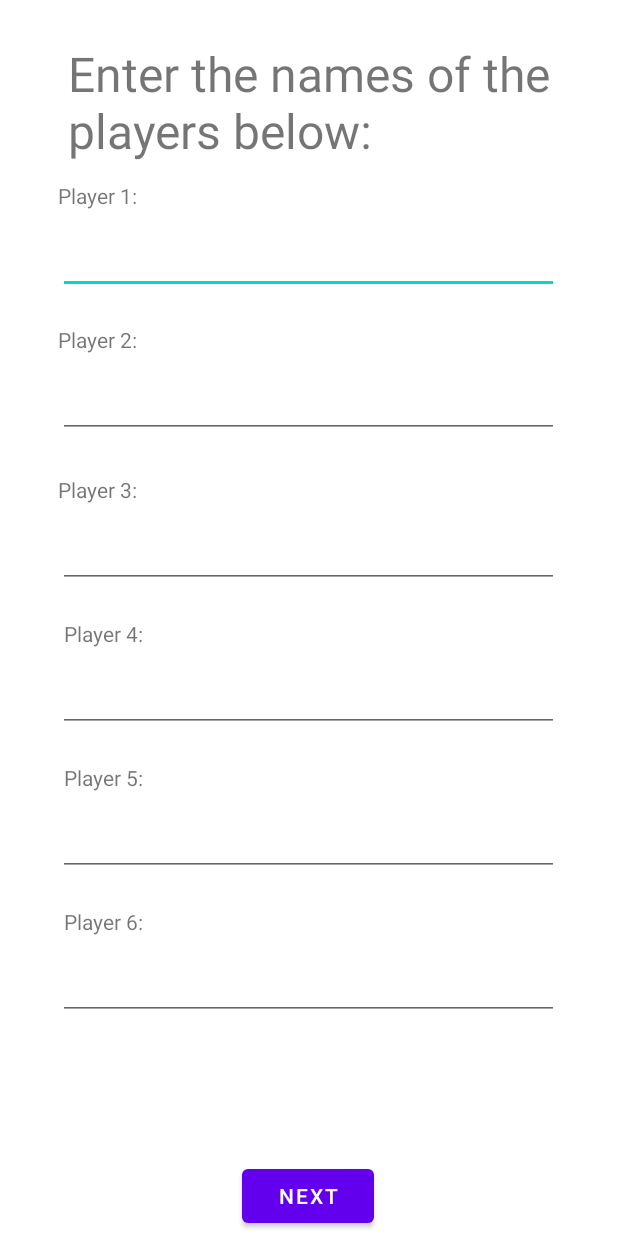
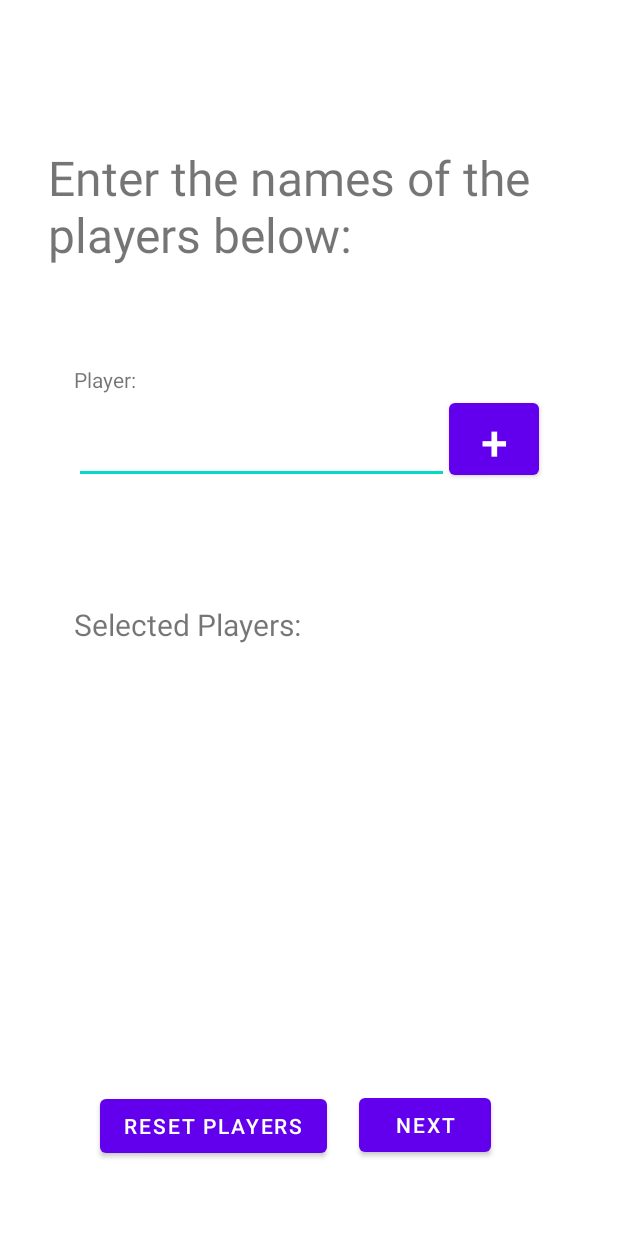
Before and after one commit to paulkirwan6/PrinksApp, an Android app: the screen it shows after launch (SetupPlayers), on a phone screen of 412 x 824 dp. Run offline under Robolectric (Android 15) with nearby library versions, the light colour scheme and no system bars.

Commit message:
More players. Bug fixes. Virtual Category

```diff
--- a/app/src/main/java/com/example/prinks/MainActivity.java
+++ b/app/src/main/java/com/example/prinks/MainActivity.java
@@ -7,7 +7,6 @@ import android.os.Bundle;
 import android.widget.Button;
 import android.widget.TextView;
 import android.widget.Toast;
-
 import java.util.ArrayList;
 import java.util.List;
 
--- a/app/src/main/java/com/example/prinks/PromptType.java
+++ b/app/src/main/java/com/example/prinks/PromptType.java
@@ -1,6 +1,4 @@
 package com.example.prinks;
-
-import android.os.Parcelable;
 
 import java.io.Serializable;
 
@@ -17,10 +15,6 @@ public class PromptType implements Serializable {
         return json;
     }
 
-    public void setJson(String json) {
-        this.json = json;
-    }
-
     public boolean isOn() {
         return on;
     }
--- a/app/src/main/java/com/example/prinks/SetupPlayers.java
+++ b/app/src/main/java/com/example/prinks/SetupPlayers.java
@@ -5,31 +5,50 @@ import android.content.Intent;
 import android.os.Bundle;
 import android.widget.Button;
 import android.widget.EditText;
+import android.widget.TextView;
 import android.widget.Toast;
 import java.util.ArrayList;
-import java.util.List;
 
 public class SetupPlayers extends AppCompatActivity {
 
-    private final List<EditText> names = new ArrayList<>();
-    private static ArrayList<String> players;
-    private Button button;
+    private EditText editPlayerName;
+    private final ArrayList<String> players = new ArrayList<>();
+    private Button setPlayersButton, addPlayerButton, resetPlayersButton;
+    private TextView addedPlayers;
 
     @Override
     protected void onCreate(Bundle savedInstanceState) {
         super.onCreate(savedInstanceState);
         setContentView(R.layout.activity_setup_players);
 
-        names.add(findViewById(R.id.editTextName));
-        names.add(findViewById(R.id.editTextName2));
-        names.add(findViewById(R.id.editTextName3));
-        names.add(findViewById(R.id.editTextName4));
-        names.add(findViewById(R.id.editTextName5));
-        names.add(findViewById(R.id.editTextName6));
+        editPlayerName = findViewById(R.id.editTextName);
+        addedPlayers = findViewById(R.id.addedPlayersText);
 
-        button = findViewById(R.id.SetupPlayersButton);
-        button.setOnClickListener(v -> {
-            players = createPlayers();
+        // Add a player to the players list from the edit text when "+" is pressed
+        addPlayerButton = findViewById(R.id.addPlayerButton);
+        addPlayerButton.setOnClickListener(v -> {
+            String name = editPlayerName.getText().toString();
+
+            if (name.isEmpty()) {
+                Toast toast = Toast.makeText(getApplicationContext(),
+                        "Enter a player's name before clicking \"+\".",
+                        Toast.LENGTH_SHORT);
+                toast.show();
+            }
+            else {
+                editPlayerName.setText("");
+                players.add(name);
+                String displayText = addedPlayers.getText().toString();
+                if (players.size() < 2)
+                    addedPlayers.setText(String.format("%s%s", displayText, name));
+                else
+                    addedPlayers.setText(String.format("%s, %s", displayText, name));
+            }
+        });
+
+        // Finish setting up players when "next" is pressed
+        setPlayersButton = findViewById(R.id.SetupPlayersButton);
+        setPlayersButton.setOnClickListener(v -> {
             if (players.size() < 2) {
                 Toast toast = Toast.makeText(getApplicationContext(),
                         "Enter at least two players.",
@@ -42,16 +61,12 @@ public class SetupPlayers extends AppCompatActivity {
                 finish();
             }
         });
-    }
 
-    private ArrayList<String> createPlayers() {
-        ArrayList<String> players = new ArrayList<>();
-        for (EditText name : names) {
-            String player = name.getText().toString();
-            if (!player.isEmpty()) {
-                players.add(player);
-            }
-        }
-        return players;
+        // Reset added players when "reset" is pressed
+        resetPlayersButton = findViewById(R.id.resetPlayersButton);
+        resetPlayersButton.setOnClickListener(v -> {
+            players.clear();
+            addedPlayers.setText("Selected Players:\n");
+        });
     }
 }
--- a/app/src/main/res/layout/activity_setup_players.xml
+++ b/app/src/main/res/layout/activity_setup_players.xml
@@ -6,77 +6,63 @@
     android:layout_height="match_parent"
     tools:context=".SetupPlayers">
 
+    <TextView
+        android:id="@+id/enterPlayersText"
+        android:layout_width="322dp"
+        android:layout_height="86dp"
+        android:text="Enter the names of the players below:"
+        android:textSize="32sp"
+        app:layout_constraintBottom_toBottomOf="parent"
+        app:layout_constraintEnd_toEndOf="parent"
+        app:layout_constraintHorizontal_bias="0.359"
+        app:layout_constraintStart_toStartOf="parent"
+        app:layout_constraintTop_toTopOf="parent"
+        app:layout_constraintVertical_bias="0.131" />
+
     <EditText
         android:id="@+id/editTextName"
-        android:layout_width="334dp"
-        android:layout_height="56dp"
-        android:layout_marginTop="140dp"
+        android:layout_width="250sp"
+        android:layout_height="60sp"
+        android:layout_marginTop="80sp"
         android:ems="10"
         android:inputType="textPersonName"
         app:layout_constraintEnd_toEndOf="parent"
-        app:layout_constraintHorizontal_bias="0.493"
+        app:layout_constraintHorizontal_bias="0.303"
         app:layout_constraintStart_toStartOf="parent"
-        app:layout_constraintTop_toTopOf="parent" />
+        app:layout_constraintTop_toBottomOf="@id/enterPlayersText" />
 
-    <EditText
-        android:id="@+id/editTextName2"
-        android:layout_width="334dp"
-        android:layout_height="56dp"
-        android:layout_marginTop="40dp"
-        android:ems="10"
-        android:inputType="textPersonName"
-        app:layout_constraintEnd_toEndOf="@+id/editTextName"
+    <TextView
+        android:id="@+id/enterPlayer"
+        android:layout_width="wrap_content"
+        android:layout_height="wrap_content"
+        android:text="Player:"
+        app:layout_constraintBottom_toTopOf="@+id/editTextName"
+        app:layout_constraintStart_toStartOf="@+id/editTextName" />
+
+    <Button
+        android:id="@+id/addPlayerButton"
+        android:layout_width="60sp"
+        android:layout_height="60sp"
+        android:text="+"
+        android:textSize="32sp"
+        app:layout_constraintBottom_toBottomOf="@+id/editTextName"
+        app:layout_constraintEnd_toEndOf="parent"
         app:layout_constraintHorizontal_bias="0.0"
+        app:layout_constraintStart_toEndOf="@id/editTextName"
+        app:layout_constraintTop_toTopOf="@+id/editTextName"
+        app:layout_constraintVertical_bias="0.0" />
+
+    <TextView
+        android:id="@+id/addedPlayersText"
+        android:layout_width="310sp"
+        android:layout_height="180sp"
+        android:text="Selected Players:\n"
+        android:textSize="20sp"
+        app:layout_constraintBottom_toBottomOf="parent"
+        app:layout_constraintEnd_toEndOf="@+id/addPlayerButton"
         app:layout_constraintStart_toStartOf="@+id/editTextName"
-        app:layout_constraintTop_toBottomOf="@+id/editTextName" />
-
-    <EditText
-        android:id="@+id/editTextName3"
-        android:layout_width="334dp"
-        android:layout_height="56dp"
-        android:layout_marginTop="44dp"
-        android:ems="10"
-        android:inputType="textPersonName"
-        app:layout_constraintEnd_toEndOf="@+id/editTextName2"
-        app:layout_constraintHorizontal_bias="0.0"
-        app:layout_constraintStart_toStartOf="@+id/editTextName2"
-        app:layout_constraintTop_toBottomOf="@+id/editTextName2" />
-
-    <EditText
-        android:id="@+id/editTextName4"
-        android:layout_width="334dp"
-        android:layout_height="56dp"
-        android:layout_marginTop="40dp"
-        android:ems="10"
-        android:inputType="textPersonName"
-        app:layout_constraintEnd_toEndOf="@+id/editTextName3"
-        app:layout_constraintHorizontal_bias="1.0"
-        app:layout_constraintStart_toStartOf="@+id/editTextName3"
-        app:layout_constraintTop_toBottomOf="@+id/editTextName3" />
-
-    <EditText
-        android:id="@+id/editTextName5"
-        android:layout_width="334dp"
-        android:layout_height="56dp"
-        android:layout_marginTop="40dp"
-        android:ems="10"
-        android:inputType="textPersonName"
-        app:layout_constraintEnd_toEndOf="@+id/editTextName4"
-        app:layout_constraintHorizontal_bias="0.0"
-        app:layout_constraintStart_toStartOf="@+id/editTextName4"
-        app:layout_constraintTop_toBottomOf="@+id/editTextName4" />
-
-    <EditText
-        android:id="@+id/editTextName6"
-        android:layout_width="334dp"
-        android:layout_height="56dp"
-        android:layout_marginTop="40dp"
-        android:ems="10"
-        android:inputType="textPersonName"
-        app:layout_constraintEnd_toEndOf="@+id/editTextName5"
-        app:layout_constraintHorizontal_bias="0.0"
-        app:layout_constraintStart_toStartOf="@+id/editTextName5"
-        app:layout_constraintTop_toBottomOf="@+id/editTextName5" />
+        app:layout_constraintTop_toBottomOf="@id/editTextName"
+        app:layout_constraintVertical_bias="0.248" />
 
     <Button
         android:id="@+id/SetupPlayersButton"
@@ -85,71 +71,21 @@
         android:text="Next"
         app:layout_constraintBottom_toBottomOf="parent"
         app:layout_constraintEnd_toEndOf="parent"
-        app:layout_constraintHorizontal_bias="0.498"
+        app:layout_constraintHorizontal_bias="0.739"
         app:layout_constraintStart_toStartOf="parent"
-        app:layout_constraintTop_toBottomOf="@+id/editTextName6"
-        app:layout_constraintVertical_bias="0.969" />
+        app:layout_constraintTop_toBottomOf="@+id/addedPlayersText"
+        app:layout_constraintVertical_bias="0.742" />
 
-    <TextView
-        android:id="@+id/enterPlayer1"
+    <Button
+        android:id="@+id/resetPlayersButton"
         android:layout_width="wrap_content"
         android:layout_height="wrap_content"
-        android:text="Player 1:"
-        app:layout_constraintBottom_toTopOf="@+id/editTextName"
-        app:layout_constraintStart_toStartOf="@+id/editTextName" />
-
-    <TextView
-        android:id="@+id/enterPlayer2"
-        android:layout_width="wrap_content"
-        android:layout_height="wrap_content"
-        android:text="Player 2:"
-        app:layout_constraintBottom_toTopOf="@+id/editTextName2"
-        app:layout_constraintStart_toStartOf="@+id/editTextName2" />
-
-    <TextView
-        android:id="@+id/enterPlayer3"
-        android:layout_width="wrap_content"
-        android:layout_height="wrap_content"
-        android:text="Player 3:"
-        app:layout_constraintBottom_toTopOf="@+id/editTextName3"
-        app:layout_constraintStart_toStartOf="@+id/editTextName3" />
-
-    <TextView
-        android:id="@+id/enterPlayer4"
-        android:layout_width="wrap_content"
-        android:layout_height="wrap_content"
-        android:layout_marginStart="4dp"
-        android:text="Player 4:"
-        app:layout_constraintBottom_toTopOf="@+id/editTextName4"
-        app:layout_constraintStart_toStartOf="@+id/editTextName4" />
-
-    <TextView
-        android:id="@+id/enterPlayer5"
-        android:layout_width="wrap_content"
-        android:layout_height="wrap_content"
-        android:layout_marginStart="4dp"
-        android:text="Player 5:"
-        app:layout_constraintBottom_toTopOf="@+id/editTextName5"
-        app:layout_constraintStart_toStartOf="@+id/editTextName5" />
-
-    <TextView
-        android:id="@+id/enterPlayer6"
-        android:layout_width="wrap_content"
-        android:layout_height="wrap_content"
-        android:layout_marginStart="4dp"
-        android:text="Player 6:"
-        app:layout_constraintBottom_toTopOf="@+id/editTextName6"
-        app:layout_constraintStart_toStartOf="@+id/editTextName6" />
-
-    <TextView
-        android:id="@+id/enterPlayersText"
-        android:layout_width="322dp"
-        android:layout_height="86dp"
-        android:text="Enter the names of the players below:"
-        android:textSize="32sp"
-        app:layout_constraintBottom_toTopOf="@+id/editTextName"
+        android:text="Reset Players"
+        app:layout_constraintBottom_toBottomOf="parent"
         app:layout_constraintEnd_toEndOf="parent"
+        app:layout_constraintHorizontal_bias="0.255"
         app:layout_constraintStart_toStartOf="parent"
-        app:layout_constraintTop_toTopOf="parent" />
+        app:layout_constraintTop_toBottomOf="@+id/addedPlayersText"
+        app:layout_constraintVertical_bias="0.744" />
 
 </androidx.constraintlayout.widget.ConstraintLayout>
```
Also changed, not shown: app/src/main/AndroidManifest.xml (+12 -5 lines), app/src/main/assets/StandardPrompts.json (+50 -8 lines), app/src/main/assets/UwuPrompts.json (+19 -1 lines), app/src/main/assets/Virtual.json (added, +157 -0 lines), app/src/main/java/com/example/prinks/CategorySelect.java (+3 -5 lines), app/src/main/java/com/example/prinks/PromptBuilder.java (+12 -6 lines), app/src/main/res/layout/activity_category_select.xml (+20 -5 lines).
